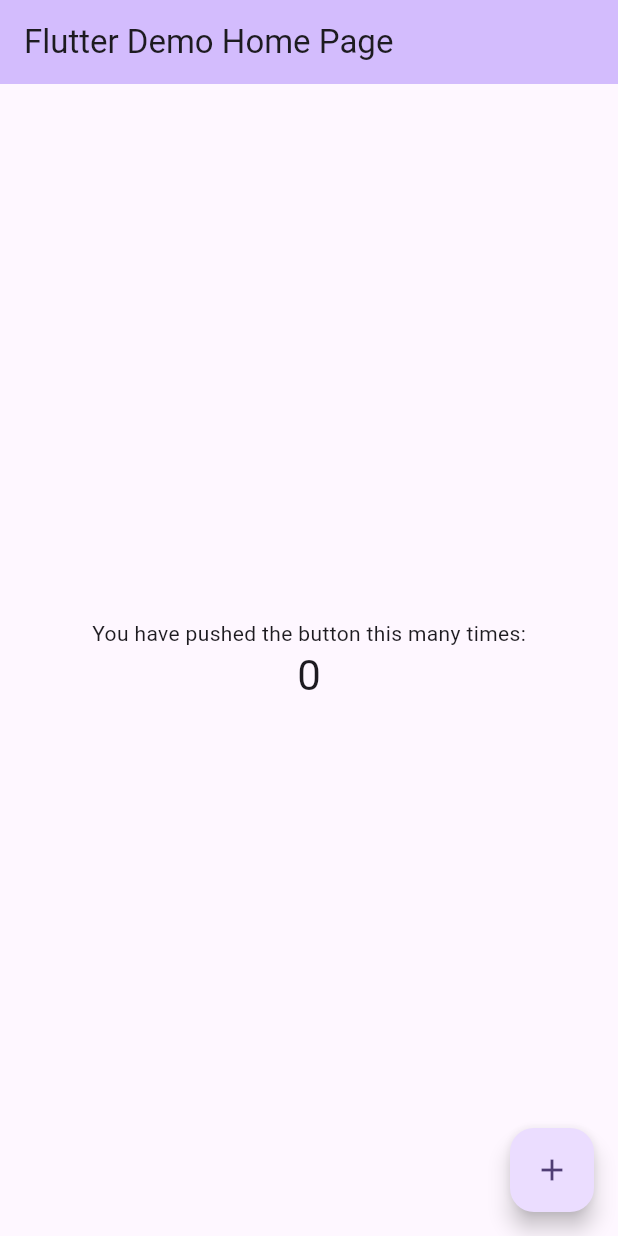
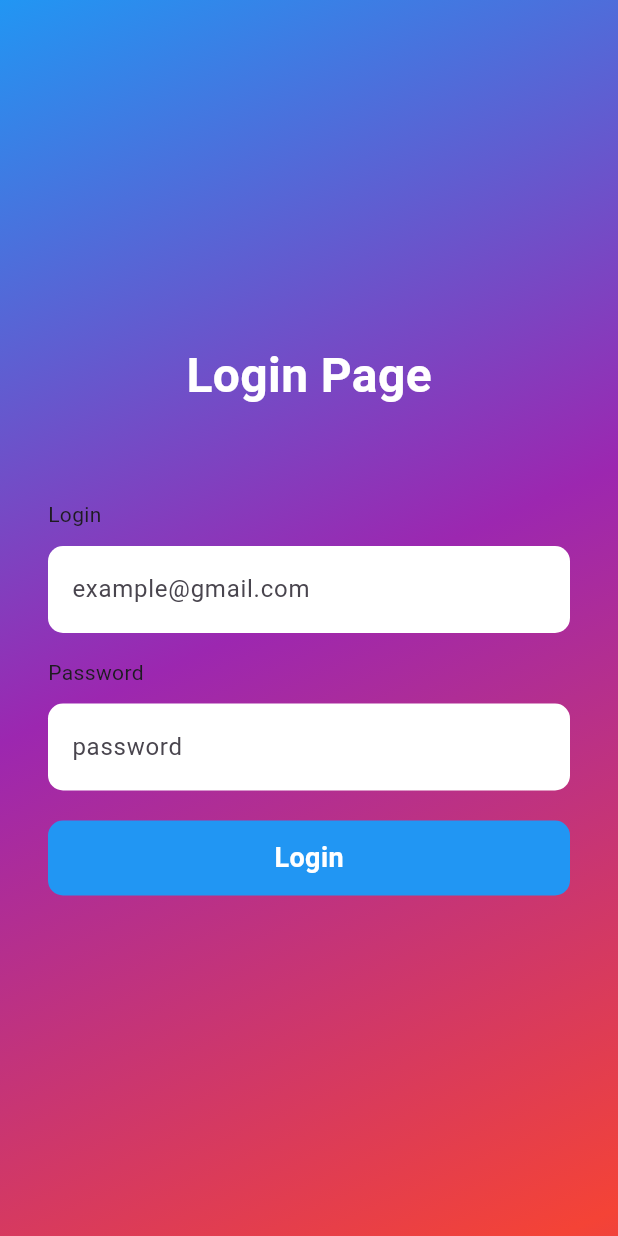
Before and after one commit to abdurrahman086/absensi_apk_flutter, a Flutter app: the screen it shows after launch, on a phone screen of 412 x 824 dp. Run offline on Flutter 3.47's test engine with Material 3 defaults, Android fonts, the light colour scheme and no system bars.

Commit message:
halaman login

```diff
--- a/lib/main.dart
+++ b/lib/main.dart
@@ -1,3 +1,4 @@
+import 'package:absensi_apk_flutter/pages/login.dart';
 import 'package:flutter/material.dart';
 
 void main() {
@@ -7,119 +8,15 @@
 class MyApp extends StatelessWidget {
   const MyApp({super.key});
 
-  // This widget is the root of your application.
   @override
   Widget build(BuildContext context) {
     return MaterialApp(
       title: 'Flutter Demo',
       theme: ThemeData(
-        // This is the theme of your application.
-        //
-        // TRY THIS: Try running your application with "flutter run". You'll see
-        // the application has a purple toolbar. Then, without quitting the app,
-        // try changing the seedColor in the colorScheme below to Colors.green
-        // and then invoke "hot reload" (save your changes or press the "hot
-        // reload" button in a Flutter-supported IDE, or press "r" if you used
-        // the command line to start the app).
-        //
-        // Notice that the counter didn't reset back to zero; the application
-        // state is not lost during the reload. To reset the state, use hot
-        // restart instead.
-        //
-        // This works for code too, not just values: Most code changes can be
-        // tested with just a hot reload.
         colorScheme: ColorScheme.fromSeed(seedColor: Colors.deepPurple),
         useMaterial3: true,
       ),
-      home: const MyHomePage(title: 'Flutter Demo Home Page'),
+      home: const LoginPage(),
     );
   }
 }
-
-class MyHomePage extends StatefulWidget {
-  const MyHomePage({super.key, required this.title});
-
-  // This widget is the home page of your application. It is stateful, meaning
-  // that it has a State object (defined below) that contains fields that affect
-  // how it looks.
-
-  // This class is the configuration for the state. It holds the values (in this
-  // case the title) provided by the parent (in this case the App widget) and
-  // used by the build method of the State. Fields in a Widget subclass are
-  // always marked "final".
-
-  final String title;
-
-  @override
-  State<MyHomePage> createState() => _MyHomePageState();
-}
-
-class _MyHomePageState extends State<MyHomePage> {
-  int _counter = 0;
-
-  void _incrementCounter() {
-    setState(() {
-      // This call to setState tells the Flutter framework that something has
-      // changed in this State, which causes it to rerun the build method below
-      // so that the display can reflect the updated values. If we changed
-      // _counter without calling setState(), then the build method would not be
-      // called again, and so nothing would appear to happen.
-      _counter++;
-    });
-  }
-
-  @override
-  Widget build(BuildContext context) {
-    // This method is rerun every time setState is called, for instance as done
-    // by the _incrementCounter method above.
-    //
-    // The Flutter framework has been optimized to make rerunning build methods
-    // fast, so that you can just rebuild anything that needs updating rather
-    // than having to individually change instances of widgets.
-    return Scaffold(
-      appBar: AppBar(
-        // TRY THIS: Try changing the color here to a specific color (to
-        // Colors.amber, perhaps?) and trigger a hot reload to see the AppBar
-        // change color while the other colors stay the same.
-        backgroundColor: Theme.of(context).colorScheme.inversePrimary,
-        // Here we take the value from the MyHomePage object that was created by
-        // the App.build method, and use it to set our appbar title.
-        title: Text(widget.title),
-      ),
-      body: Center(
-        // Center is a layout widget. It takes a single child and positions it
-        // in the middle of the parent.
-        child: Column(
-          // Column is also a layout widget. It takes a list of children and
-          // arranges them vertically. By default, it sizes itself to fit its
-          // children horizontally, and tries to be as tall as its parent.
-          //
-          // Column has various properties to control how it sizes itself and
-          // how it positions its children. Here we use mainAxisAlignment to
-          // center the children vertically; the main axis here is the vertical
-          // axis because Columns are vertical (the cross axis would be
-          // horizontal).
-          //
-          // TRY THIS: Invoke "debug painting" (choose the "Toggle Debug Paint"
-          // action in the IDE, or press "p" in the console), to see the
-          // wireframe for each widget.
-          mainAxisAlignment: MainAxisAlignment.center,
-          children: <Widget>[
-            const Text(
-              'You have pushed the button this many times:',
-            ),
-            Text(
-              '$_counter',
-              style: Theme.of(context).textTheme.headlineMedium,
-            ),
-          ],
-        ),
-      ),
-      floatingActionButton: FloatingActionButton(
-        onPressed: _incrementCounter,
-        tooltip: 'Increment',
-        child: const Icon(Icons.add),
-      ), // This trailing comma makes auto-formatting nicer for build methods.
-    );
-  }
-}
--- /dev/null
+++ b/lib/pages/login.dart
@@ -0,0 +1,117 @@
+import 'package:flutter/material.dart';
+
+class LoginPage extends StatelessWidget {
+  const LoginPage({super.key});
+
+  @override
+  Widget build(BuildContext context) {
+    return Material(
+      child: Container(
+        decoration: const BoxDecoration(
+          gradient: LinearGradient(
+            begin: Alignment.topLeft,
+            end: Alignment(0.8, 1),
+            colors: <Color>[Colors.blue, Colors.purple, Colors.red],
+            tileMode: TileMode.mirror,
+          ),
+        ),
+        child: Container(
+          margin: EdgeInsets.symmetric(horizontal: 32),
+          child: Column(
+            mainAxisAlignment: MainAxisAlignment.center,
+            children: [
+              Text("Login Page",
+                  style: TextStyle(
+                    color: Colors.white,
+                    fontSize: 32,
+                    fontWeight: FontWeight.bold,
+                  )),
+              SizedBox(
+                height: 40,
+              ),
+              SizedBox(
+                height: 20,
+              ),
+              Column(
+                crossAxisAlignment: CrossAxisAlignment.start,
+                children: [
+                  Text(
+                    "Login",
+                  ),
+                  SizedBox(
+                    height: 11,
+                  ),
+                  Container(
+                    width: double.infinity,
+                    decoration: BoxDecoration(
+                      borderRadius: BorderRadius.circular(10),
+                      color: Colors.white,
+                    ),
+                    child: TextField(
+                      decoration: InputDecoration(
+                        border: InputBorder.none,
+                        hintText: 'example@gmail.com',
+                        contentPadding:
+                            EdgeInsets.symmetric(horizontal: 16, vertical: 17),
+                      ),
+                    ),
+                  ),
+                  SizedBox(
+                    height: 16,
+                  ),
+                  Column(
+                    crossAxisAlignment: CrossAxisAlignment.start,
+                    children: [
+                      Text(
+                        "Password",
+                      ),
+                      SizedBox(
+                        height: 11,
+                      ),
+                      Container(
+                        width: double.infinity,
+                        decoration: BoxDecoration(
+                          borderRadius: BorderRadius.circular(10),
+                          color: Colors.white,
+                        ),
+                        child: TextField(
+                          decoration: InputDecoration(
+                            border: InputBorder.none,
+                            hintText: 'password',
+                            contentPadding: EdgeInsets.symmetric(
+                                horizontal: 16, vertical: 17),
+                          ),
+                        ),
+                      ),
+                    ],
+                  ),
+                  SizedBox(
+                    height: 20,
+                  ),
+                  Container(
+                    width: double.infinity,
+                    height: 50,
+                    decoration: BoxDecoration(
+                      borderRadius: BorderRadius.circular(10),
+                      color: Colors.blue,
+                    ),
+                    child: Center(
+                      child: Text(
+                        "Login",
+                        style: TextStyle(
+                          color: Colors.white,
+                          fontWeight: FontWeight.bold,
+                          fontSize: 18,
+                        ),
+                      ),
+                    ),
+                  ),
+                ],
+              ),
+            ],
+          ),
+        ),
+      ),
+    );
+  }
+}
--- a/pubspec.yaml
+++ b/pubspec.yaml
@@ -45,7 +45,7 @@ dev_dependencies:
   # activated in the `analysis_options.yaml` file located at the root of your
   # package. See that file for information about deactivating specific lint
   # rules and activating additional ones.
-  flutter_lints: ^2.0.0
+  # flutter_lints: ^2.0.0
 
 # For information on the generic Dart part of this file, see the
 # following page: https://dart.dev/tools/pub/pubspec
```
Also changed, not shown: pubspec.lock.
